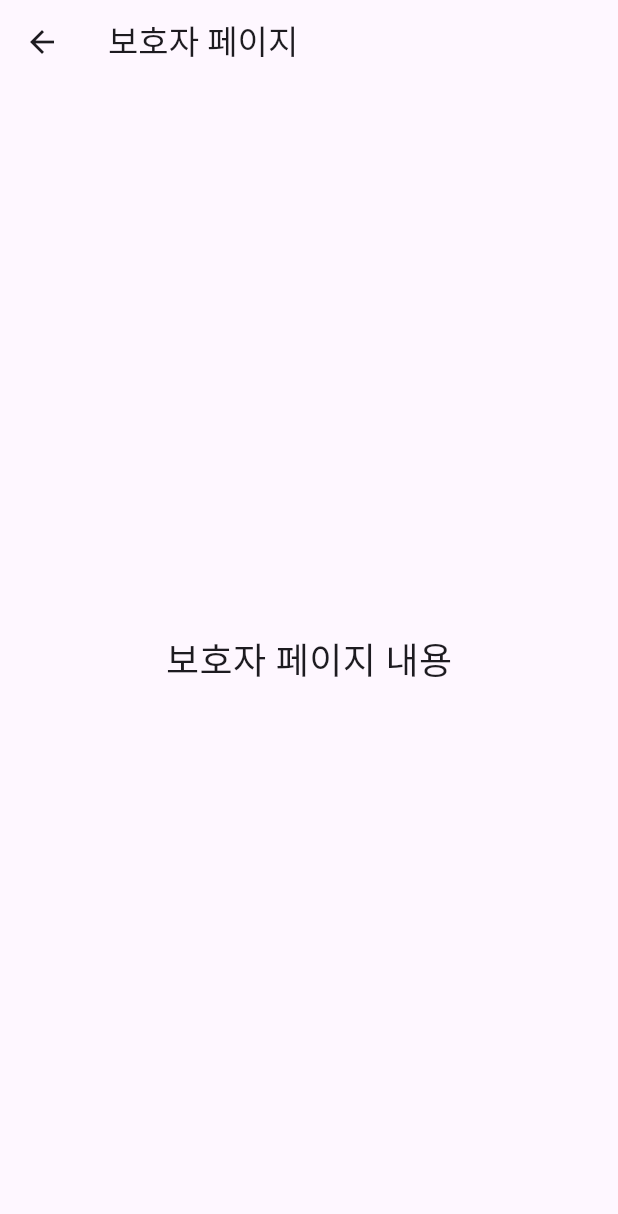
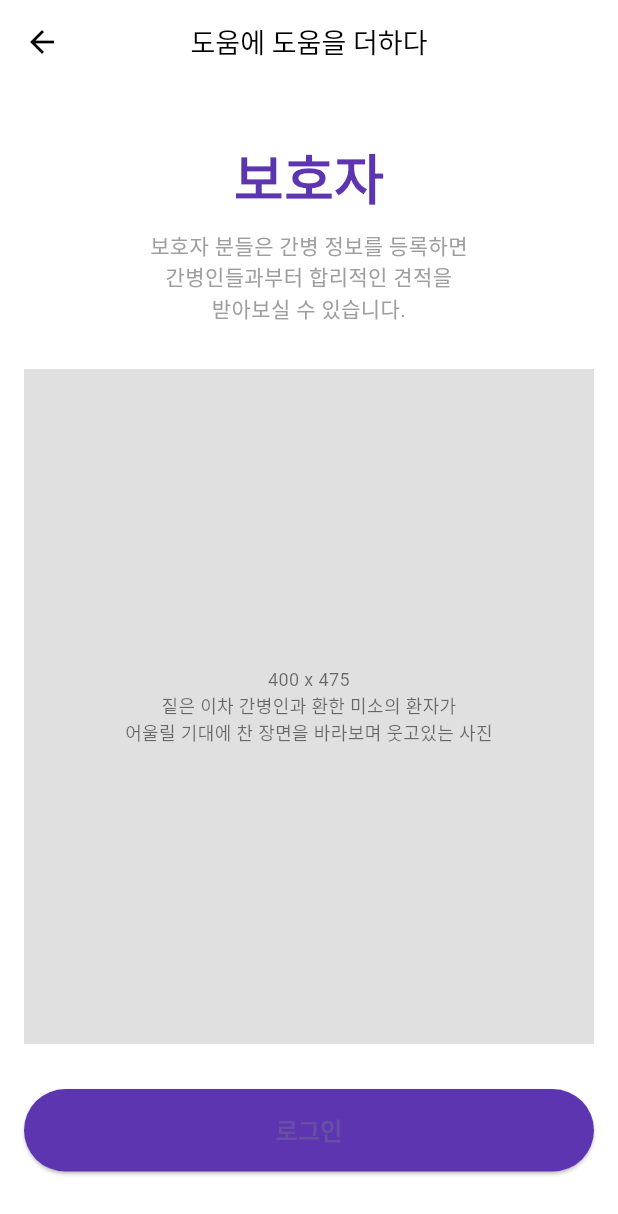
Before and after one commit to didtlrhks/NeoCareApp, a Flutter app: the CaregiverPage screen opened directly, on a phone screen of 412 x 824 dp. Shown: the top 1214 px of the screen. Run offline on Flutter 3.47's test engine with Material 3 defaults, Android fonts, the phone set to English and light mode, and no system bars.

Commit message:
add layout

```diff
--- /dev/null
+++ b/lib/Screen/caregiver_page.dart
@@ -0,0 +1,85 @@
+import 'package:flutter/material.dart';
+import 'login_page.dart'; // LoginPage import 추가
+
+class CaregiverPage extends StatelessWidget {
+  const CaregiverPage({super.key});
+
+  @override
+  Widget build(BuildContext context) {
+    return Scaffold(
+      backgroundColor: Colors.white,
+      appBar: AppBar(
+        backgroundColor: Colors.white,
+        elevation: 0,
+        title: const Text(
+          '도움에 도움을 더하다',
+          style: TextStyle(
+              color: Colors.black, fontSize: 18, fontWeight: FontWeight.w500),
+        ),
+        centerTitle: true,
+        iconTheme: const IconThemeData(color: Colors.black),
+      ),
+      body: SingleChildScrollView(
+        // 스크롤을 가능하게 하는 위젯
+        child: Padding(
+          padding: const EdgeInsets.all(16.0),
+          child: Column(
+            crossAxisAlignment: CrossAxisAlignment.center,
+            children: [
+              const SizedBox(height: 20),
+              const Text(
+                '보호자',
+                style: TextStyle(
+                  fontSize: 36,
+                  fontWeight: FontWeight.bold,
+                  color: Color(0xFF5E35B1), // 색상은 이미지 참조하여 보라색으로 지정
+                ),
+              ),
+              const SizedBox(height: 10),
+              const Text(
+                '보호자 분들은 간병 정보를 등록하면\n간병인들과부터 합리적인 견적을\n받아보실 수 있습니다.',
+                textAlign: TextAlign.center,
+                style: TextStyle(fontSize: 14, color: Colors.grey),
+              ),
+              const SizedBox(height: 30),
+              Container(
+                width: 400,
+                height: 450,
+                color: Colors.grey[300], // 이미지 대체용 회색 배경
+                child: const Center(
+                  child: Text(
+                    '400 x 475\n짙은 이차 간병인과 환한 미소의 환자가\n어울릴 기대에 찬 장면을 바라보며 웃고있는 사진',
+                    textAlign: TextAlign.center,
+                    style: TextStyle(color: Colors.black54, fontSize: 12),
+                  ),
+                ),
+              ),
+              const SizedBox(height: 30),
+              SizedBox(
+                width: double.infinity,
+                child: ElevatedButton(
+                  onPressed: () {
+                    // LoginPage로 이동하는 코드 추가
+                    Navigator.push(
+                      context,
+                      MaterialPageRoute(
+                          builder: (context) => const LoginPage()),
+                    );
+                  },
+                  style: ElevatedButton.styleFrom(
+                    backgroundColor: const Color(0xFF5E35B1), // 보라색 버튼
+                    padding: const EdgeInsets.symmetric(vertical: 16),
+                  ),
+                  child: const Text(
+                    '로그인',
+                    style: TextStyle(fontSize: 16, fontWeight: FontWeight.bold),
+                  ),
+                ),
+              ),
+            ],
+          ),
+        ),
+      ),
+    );
+  }
+}
--- a/lib/main.dart
+++ b/lib/main.dart
@@ -1,4 +1,6 @@
 import 'package:flutter/material.dart';
+import 'Screen/caregiver_page.dart';
+import 'Screen/guardian_page.dart';
 
 void main() {
   runApp(const MyApp());
@@ -144,39 +146,3 @@ class WelcomeScreen extends StatelessWidget {
     );
   }
 }
-
-// 보호자 페이지
-class CaregiverPage extends StatelessWidget {
-  const CaregiverPage({super.key});
-
-  @override
-  Widget build(BuildContext context) {
-    return Scaffold(
-      appBar: AppBar(title: const Text('보호자 페이지')),
-      body: const Center(
-        child: Text(
-          '보호자 페이지 내용',
-          style: TextStyle(fontSize: 24),
-        ),
-      ),
-    );
-  }
-}
-
-// 간병인 페이지
-class GuardianPage extends StatelessWidget {
-  const GuardianPage({super.key});
-
-  @override
-  Widget build(BuildContext context) {
-    return Scaffold(
-      appBar: AppBar(title: const Text('간병인 페이지')),
-      body: const Center(
-        child: Text(
-          '간병인 페이지 내용',
-          style: TextStyle(fontSize: 24),
-        ),
-      ),
-    );
-  }
-}
```
Also changed, not shown: lib/Screen/guardian_page.dart (added, +84 -0 lines), lib/Screen/home_page.dart (added, +171 -0 lines), lib/Screen/login_page.dart (added, +127 -0 lines), lib/Screen/signup_selection_page.dart (added, +122 -0 lines).
